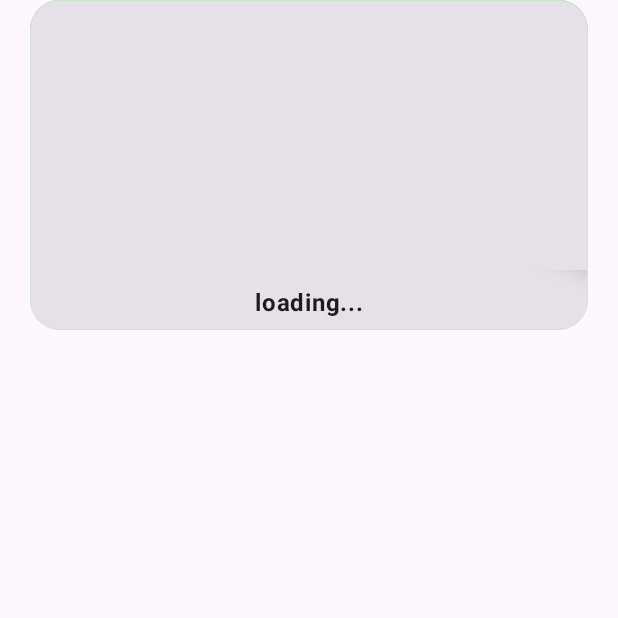
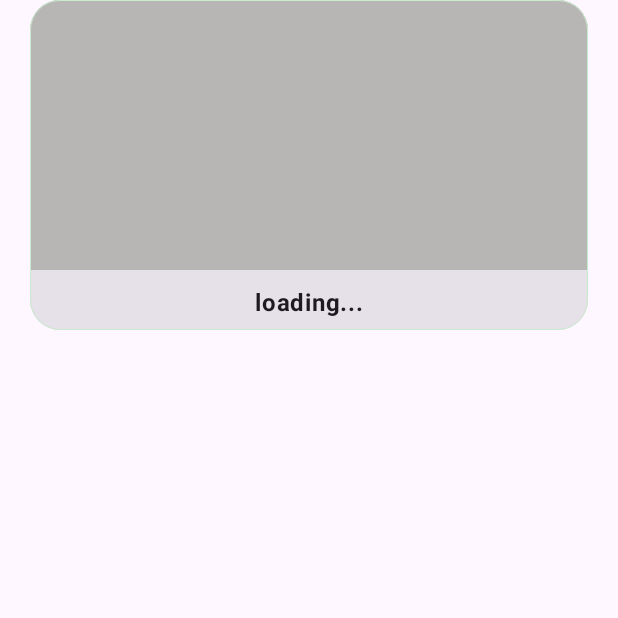
Before and after one commit to AbbasTestAccount/Shabrangkala, an Android app built with Jetpack Compose: the composable EmptyBlogRow shown on its own in the app's theme, on a phone screen of 412 x 824 dp, the top half of it. Run offline under Robolectric (Android 15) with nearby library versions, the phone set to English and light mode, and no system bars; our stand-ins replace Shimmer; libraries missing offline, so code that uses them is left out: dev.burnoo.cokoin; pictures from the network do not load; 1 statement that could not run was skipped.

Commit message:
fix a loading View bug for MainScreen

```diff
--- a/app/src/main/java/com/example/shabrangkala/ui/featurs/mainScreen/MainScreen.kt
+++ b/app/src/main/java/com/example/shabrangkala/ui/featurs/mainScreen/MainScreen.kt
@@ -684,23 +684,12 @@ fun EmptyBlogRow() {
     ) {
 
 
-        Card(
-            shape = RoundedCornerShape(topStart = 20.dp, topEnd = 20.dp),
-            elevation = CardDefaults.cardElevation(defaultElevation = 10.dp),
+        Box(
             modifier = Modifier
                 .fillMaxWidth()
                 .height(180.dp)
-                .shimmerEffect(),
+                .shimmerEffect()
         ) {
-
-            Box(
-                modifier = Modifier
-                    .fillMaxWidth()
-                    .shimmerEffect()
-            ) {
-
-            }
-
 
         }
         Spacer(modifier = Modifier.height(10.dp))
```
